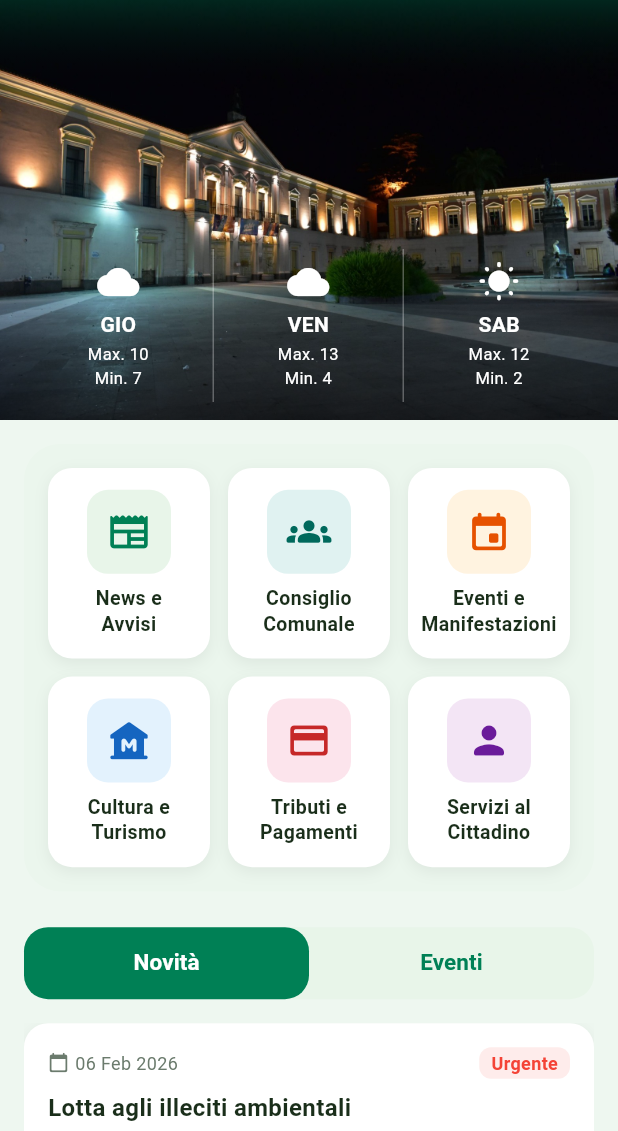
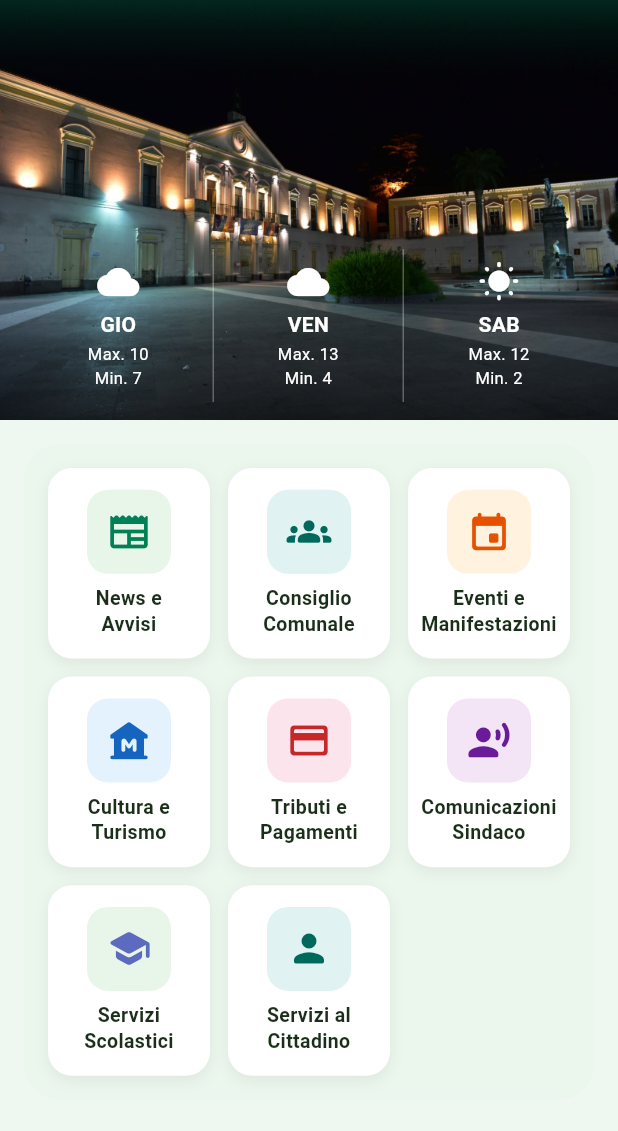
Before and after one commit to Oxer33/marcianise-app, a Flutter app: the screen it shows after launch, on a phone screen of 412 x 824 dp, the part 105-1236 px from its top. Run offline on Flutter 3.47's test engine with Material 3 defaults, Android fonts, the phone set to English and light mode, and no system bars.

Commit message:
feat: Home grid espansa a 8 card - aggiunte Comunicazioni Sindaco + Servizi Scolastici

```diff
--- a/lib/data/mock_data.dart
+++ b/lib/data/mock_data.dart
@@ -53,12 +53,28 @@ class MockData {
       coloreIcona: Color(0xFFC62828),
       rotta: AppRoutes.tributiPagamenti,
     ),
+    // Sezione 4: Comunicazioni del Sindaco
+    ServizioModel(
+      titolo: 'Comunicazioni\nSindaco',
+      icona: Icons.record_voice_over_rounded,
+      coloreSfondo: AppColors.cardService6,
+      coloreIcona: Color(0xFF6A1B9A),
+      rotta: AppRoutes.comunicazioniSindaco,
+    ),
+    // Sezione 5: Servizi Scolastici
+    ServizioModel(
+      titolo: 'Servizi\nScolastici',
+      icona: Icons.school_rounded,
+      coloreSfondo: AppColors.cardService1,
+      coloreIcona: Color(0xFF5C6BC0),
+      rotta: AppRoutes.serviziScolastici,
+    ),
     // Servizi al cittadino
     ServizioModel(
       titolo: 'Servizi al\nCittadino',
       icona: Icons.person_rounded,
-      coloreSfondo: AppColors.cardService6,
-      coloreIcona: Color(0xFF6A1B9A),
+      coloreSfondo: AppColors.cardService2,
+      coloreIcona: Color(0xFF00695C),
       rotta: AppRoutes.serviziOnline,
     ),
   ];
```
